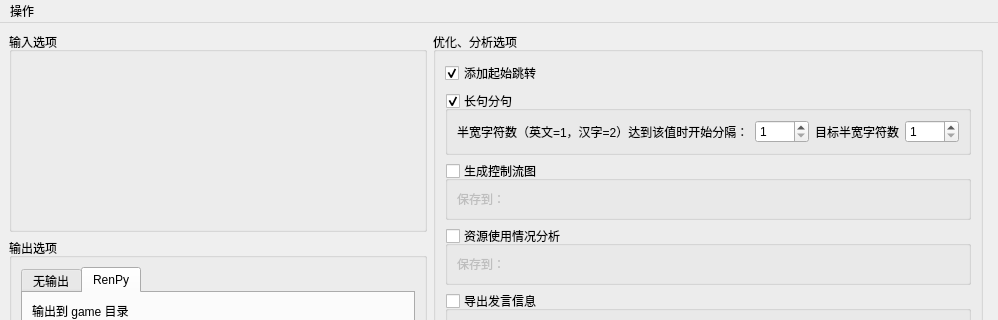
Qt form mainwindow.ui (PrepPipe/preppipe_gui) before a commit; both pictures show x 0 to 998 and y 0 to 320 of the 998 by 702 pixel window.
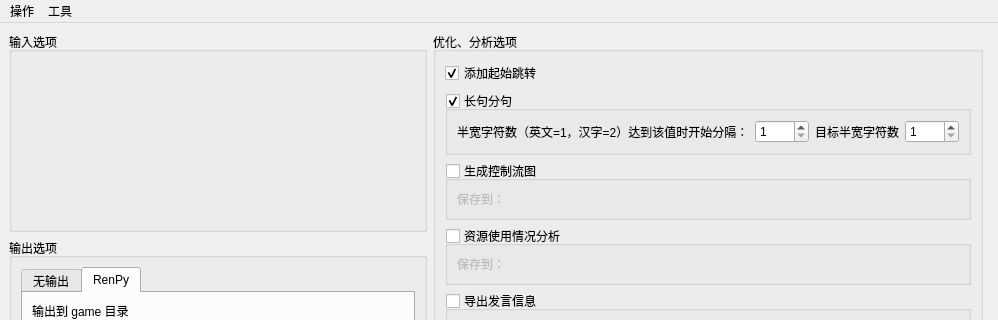
The same form after that commit. Custom widgets are drawn as their Qt base class.

Commit message: Add support for ImagePack tool invocation

```diff
--- a/mainwindow.ui
+++ b/mainwindow.ui
@@ -525,7 +525,14 @@
     </property>
     <addaction name="actionTranslationExport"/>
    </widget>
+   <widget class="QMenu" name="toolMenu">
+    <property name="title">
+     <string>工具</string>
+    </property>
+    <addaction name="actionImagePackTool"/>
+   </widget>
    <addaction name="operationMenu"/>
+   <addaction name="toolMenu"/>
   </widget>
   <widget class="QStatusBar" name="statusbar"/>
   <action name="actionTranslationExport">
```
Left out of the diff: 5 changed lines with no effect on the pictures. The commit also changes 8 other files.
